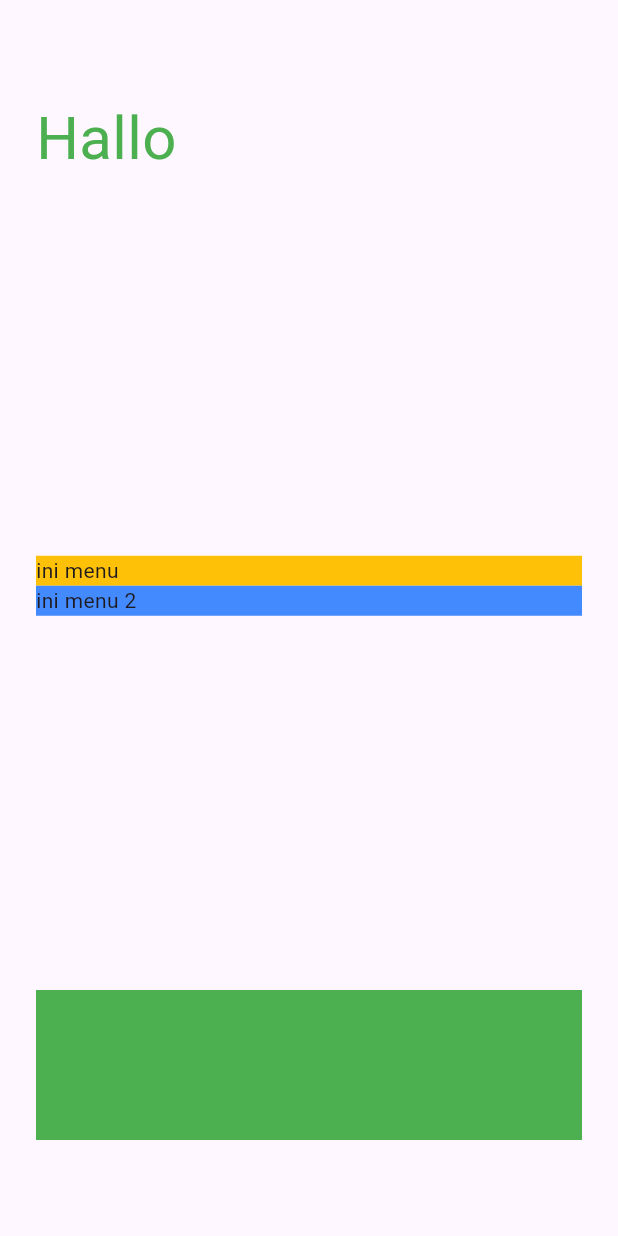
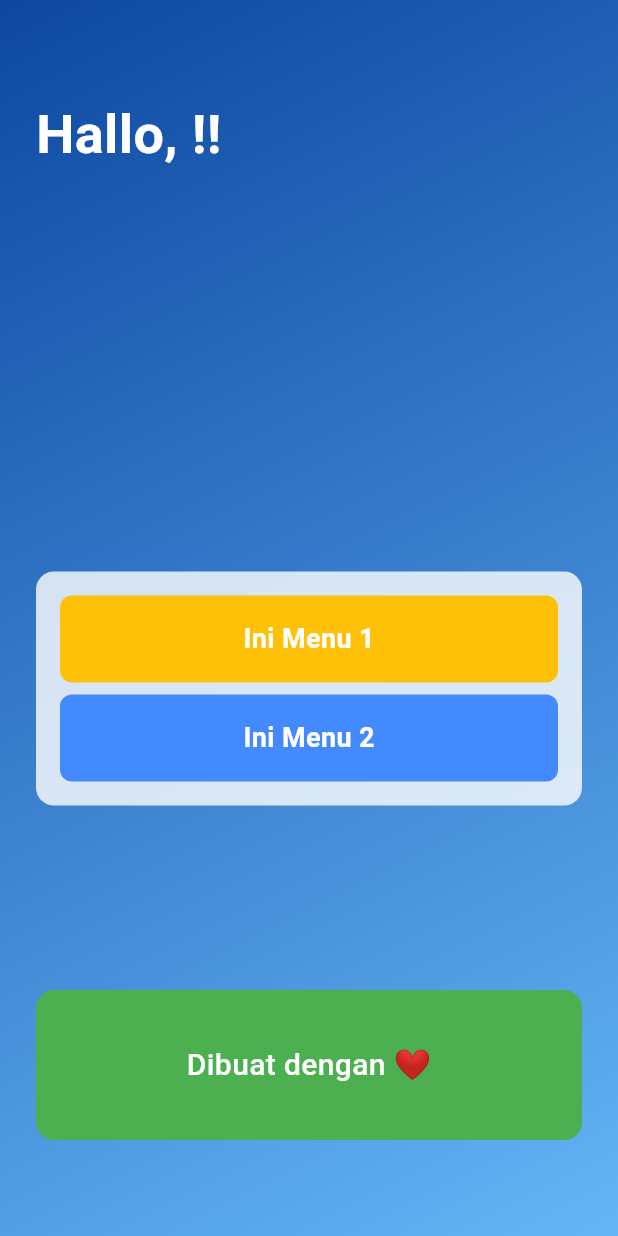
Before and after one commit to yipan12/login_dashboard, a Flutter app: the Dashboard screen opened directly with empty values, on a phone screen of 412 x 824 dp. Run offline on Flutter 3.47's test engine with Material 3 defaults, Android fonts, the phone set to English and light mode, and no system bars; our stand-ins replace animated_text_kit, flutter_svg, fluttertoast.

Commit message:
finall aja deh

```diff
--- a/lib/dashboard.dart
+++ b/lib/dashboard.dart
@@ -16,34 +16,57 @@ class _DashboardState extends State<Dashboard> {
       body: Container(
         padding:
             const EdgeInsets.only(bottom: 64, top: 64, left: 24, right: 24),
+        decoration: BoxDecoration(
+          gradient: LinearGradient(
+            colors: [Colors.blue.shade900, Colors.blue.shade300],
+            begin: Alignment.topLeft,
+            end: Alignment.bottomRight,
+          ),
+        ),
         child: Column(
           mainAxisAlignment: MainAxisAlignment.spaceBetween,
           crossAxisAlignment: CrossAxisAlignment.start,
           children: [
-            Container(
-              child: Text(
-                "Hallo ${widget.username}",
-                style: const TextStyle(fontSize: 40, color: Colors.green),
+            Text(
+              "Hallo, ${widget.username}!!",
+              style: const TextStyle(
+                fontSize: 36,
+                fontWeight: FontWeight.bold,
+                color: Colors.white,
               ),
             ),
+            const SizedBox(height: 20),
             Container(
+              padding: const EdgeInsets.all(16),
+              decoration: BoxDecoration(
+                color: Colors.white.withOpacity(0.8),
+                borderRadius: BorderRadius.circular(12),
+              ),
               child: Column(
                 crossAxisAlignment: CrossAxisAlignment.stretch,
                 children: [
-                  Container(
-                    color: Colors.amber,
-                    child: const Text("ini menu"),
-                  ),
-                  Container(
-                    color: Colors.blueAccent,
-                    child: const Text("ini menu 2"),
-                  ),
+                  MenuItem(title: "Ini Menu 1", color: Colors.amber),
+                  const SizedBox(height: 8),
+                  MenuItem(title: "Ini Menu 2", color: Colors.blueAccent),
                 ],
               ),
             ),
             Container(
               height: 100,
-              color: Colors.green,
+              decoration: BoxDecoration(
+                color: Colors.green,
+                borderRadius: BorderRadius.circular(12),
+              ),
+              child: const Center(
+                child: Text(
+                  " Dibuat dengan ❤️ ",
+                  style: TextStyle(
+                    color: Colors.white,
+                    fontSize: 20,
+                    fontWeight: FontWeight.w500,
+                  ),
+                ),
+              ),
             ),
           ],
         ),
@@ -51,3 +74,32 @@ class _DashboardState extends State<Dashboard> {
     );
   }
 }
+
+class MenuItem extends StatelessWidget {
+  final String title;
+  final Color color;
+
+  const MenuItem({Key? key, required this.title, required this.color})
+      : super(key: key);
+
+  @override
+  Widget build(BuildContext context) {
+    return Container(
+      padding: const EdgeInsets.symmetric(vertical: 16),
+      decoration: BoxDecoration(
+        color: color,
+        borderRadius: BorderRadius.circular(8),
+      ),
+      child: Center(
+        child: Text(
+          title,
+          style: const TextStyle(
+            color: Colors.white,
+            fontSize: 18,
+            fontWeight: FontWeight.w600,
+          ),
+        ),
+      ),
+    );
+  }
+}
```
